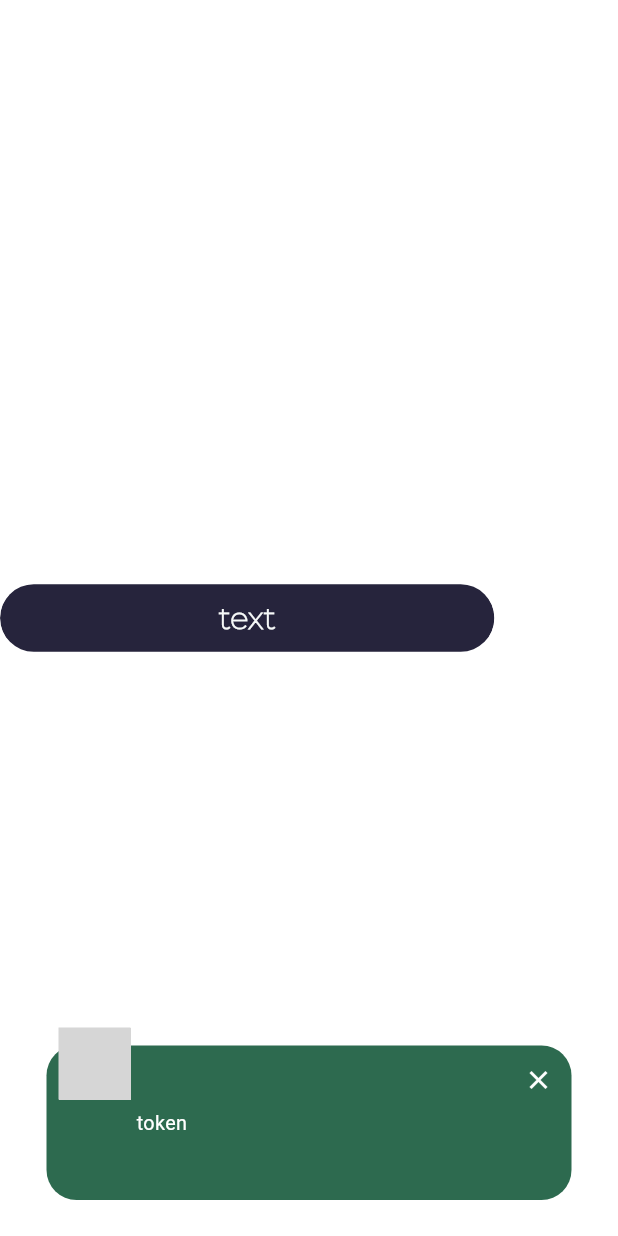
After one commit to georgios48/watchWithMeFlutter, a Flutter app: the MainPage screen opened directly, after a tap on "text", on a phone screen of 412 x 824 dp. The commit adds this screen. Run offline on Flutter 3.47's test engine with Material 3 defaults, Android fonts, the phone set to English and light mode, and no system bars; drawn by our look-alikes of awesome_snackbar_content; our stand-ins replace flutter_riverpod, font_awesome_flutter, loading_animation_widget, shared_preferences; accounts and stored records are empty; network calls fail; grey boxes are pictures that could not be loaded.

Commit message:
login and shared preferences saved

```diff
--- a/lib/main.dart
+++ b/lib/main.dart
@@ -1,5 +1,5 @@
 import 'package:flutter/material.dart';
-import 'package:watch_with_me/pages/splash_screen.dart';
+import 'package:watch_with_me/pages/landing_screen.dart';
 import 'package:flutter_riverpod/flutter_riverpod.dart';
 
 void main() {
@@ -13,6 +13,6 @@ class MainApp extends StatelessWidget {
   Widget build(BuildContext context) {
     return const ProviderScope(
         child: MaterialApp(
-            debugShowCheckedModeBanner: false, home: SplashScreen()));
+            debugShowCheckedModeBanner: false, home: LandingScreen()));
   }
 }
--- /dev/null
+++ b/lib/pages/main_page.dart
@@ -0,0 +1,37 @@
+import 'package:flutter/material.dart';
+import 'package:watch_with_me/components/rounded_button.dart';
+import 'package:watch_with_me/sharedPreferences/shared_preferences.dart';
+import 'package:watch_with_me/utils/awesome_snackbar.dart';
+
+class MainPage extends StatefulWidget {
+  const MainPage({super.key});
+
+  @override
+  State<MainPage> createState() => _MainPageState();
+}
+
+class _MainPageState extends State<MainPage> {
+  final _preferencesService = WatchSharedPreferences();
+
+  @override
+  Widget build(BuildContext context) {
+    return Scaffold(
+        backgroundColor: Colors.white,
+        body: Center(
+            child: Row(
+          children: [
+            RoundedButton(
+                text: "text",
+                press: () {
+                  _preferencesService.getPreferences().then((value) {
+                    SnackBar snackBar =
+                        CustomSnackbar().displaySnacbar(200, value[1]);
+                    ScaffoldMessenger.of(context)
+                      ..hideCurrentSnackBar()
+                      ..showSnackBar(snackBar);
+                  });
+                })
+          ],
+        )));
+  }
+}
--- a/lib/servicesAPI/routes.dart
+++ b/lib/servicesAPI/routes.dart
@@ -1,6 +1,7 @@
 // TODO: to be changed if needed
-const _baseURL = "http://192.168.0.44:8000/";
+const _baseURL = "http://192.168.63.14:8000/";
 
 class UserRoutes {
   final userRegistrationURL = "$_baseURL/user/register";
+  final userLoginURL = "$_baseURL/login";
 }
--- /dev/null
+++ b/lib/sharedPreferences/shared_preferences.dart
@@ -0,0 +1,21 @@
+import 'package:shared_preferences/shared_preferences.dart';
+
+class WatchSharedPreferences {
+  Future savePreferences(String username, String token) async {
+    final SharedPreferences preferences = await SharedPreferences.getInstance();
+
+    await preferences.setString("username", username);
+    await preferences.setString("token", token);
+  }
+
+  Future<List> getPreferences() async {
+    final SharedPreferences preferences = await SharedPreferences.getInstance();
+
+    final username = preferences.getString("username");
+    final token = preferences.getString("token");
+
+    return [username, token];
+  }
+
+  // TODO: add delete sessions for logging out
+}
--- a/lib/utils/awesome_snackbar.dart
+++ b/lib/utils/awesome_snackbar.dart
@@ -5,12 +5,19 @@ class CustomSnackbar {
   late ContentType snackbarContent;
 
   SnackBar displaySnacbar(int statusCode, String message) {
-    if (statusCode == 201) {
-      snackbarContent = ContentType.success;
-    } else if (statusCode == 400) {
-      snackbarContent = ContentType.warning;
-    } else {
-      snackbarContent = ContentType.failure;
+    switch (statusCode) {
+      case 200:
+      case 201:
+      case 202:
+        snackbarContent = ContentType.success;
+
+      case 400:
+      case 403:
+      case 431:
+        snackbarContent = ContentType.warning;
+
+      default:
+        snackbarContent = ContentType.failure;
     }
 
     final snackbar = SnackBar(
```
Also changed, not shown: lib/models/user_model.dart (+11 -10 lines), lib/pages/login_page.dart (+41 -1 lines), lib/pages/register_screen.dart (+12 -19 lines), lib/servicesAPI/user_service.dart (+43 -4 lines).
